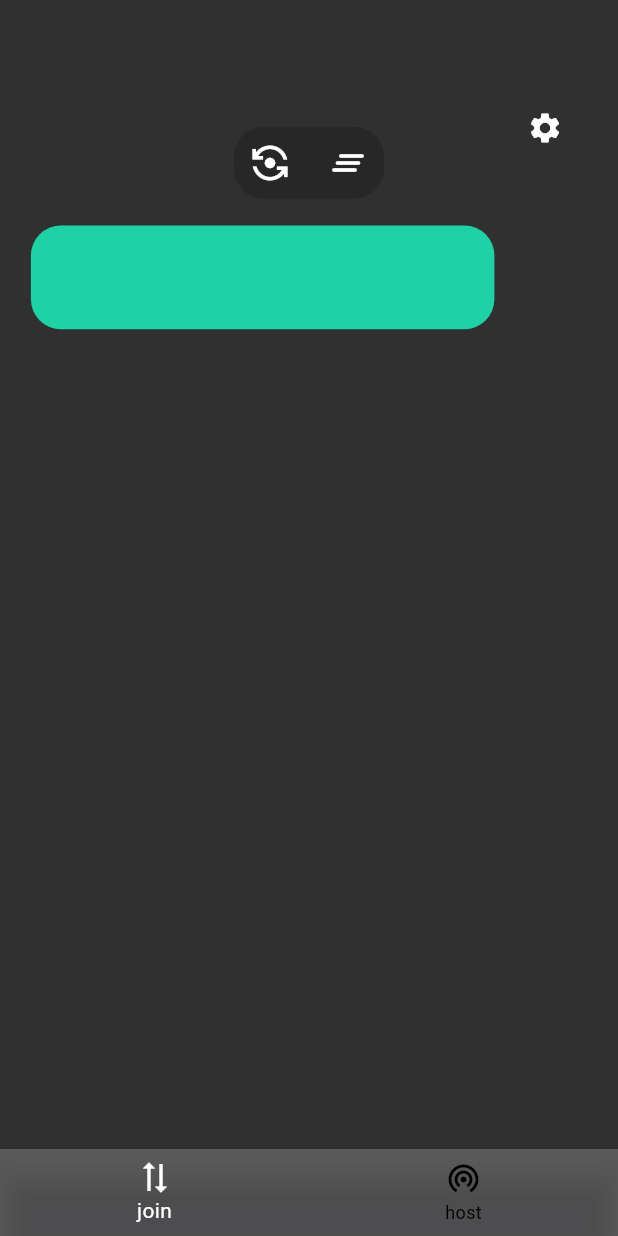
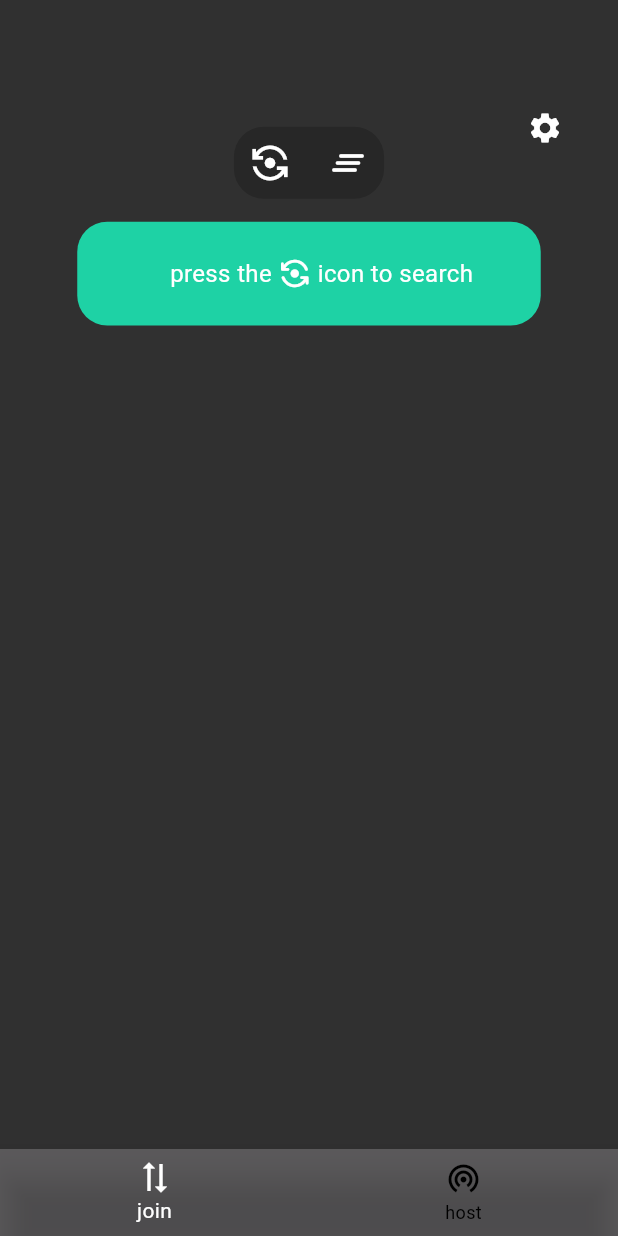
Before and after one commit to darksider-05/live_text, a Flutter app: the screen it shows after launch, on a phone screen of 412 x 824 dp. Run offline on Flutter 3.47's test engine with Material 3 defaults, Android fonts, the phone set to English and light mode, and no system bars; our stand-ins replace shared_preferences, shelf, shelf_web_socket; missing offline and left inert: network_info_plus.

Commit message:
there a few notes that were forgotten, now applied. and a bug was fixed

```diff
--- a/lib/main.dart
+++ b/lib/main.dart
@@ -117,7 +117,11 @@ class _PvState extends State<Pv> {
                 children: [
                   widget.nav.currentpage != 1
                       ? widget.general.ready
-                            ? Jp(general: widget.general, theme: widget.theme)
+                            ? Jp(
+                                nav: widget.nav,
+                                general: widget.general,
+                                theme: widget.theme,
+                              )
                             : Lb(
                                 nav: widget.nav,
                                 general: widget.general,
--- a/lib/pages/lobby.dart
+++ b/lib/pages/lobby.dart
@@ -23,7 +23,7 @@ class Lb extends StatefulWidget {
 
 class _LbState extends State<Lb> {
   RawDatagramSocket? _udpclient;
-  final _hosts = [{}];
+  final _hosts = [];
   double progress = 0;
   int current = 0;
   int end = 254;
```
Also changed, not shown: lib/pages/hostp.dart (+5 -2 lines), lib/pages/joinp.dart (+10 -2 lines).
